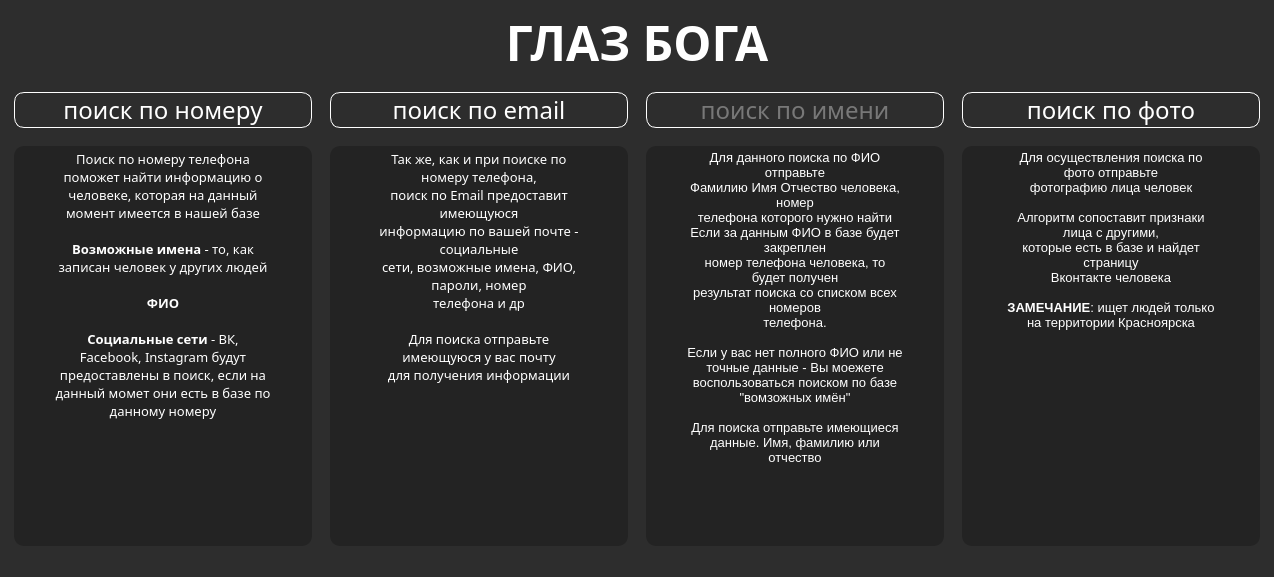
Qt form design/main.ui (chibiherbie/eye-of-god) before a commit.
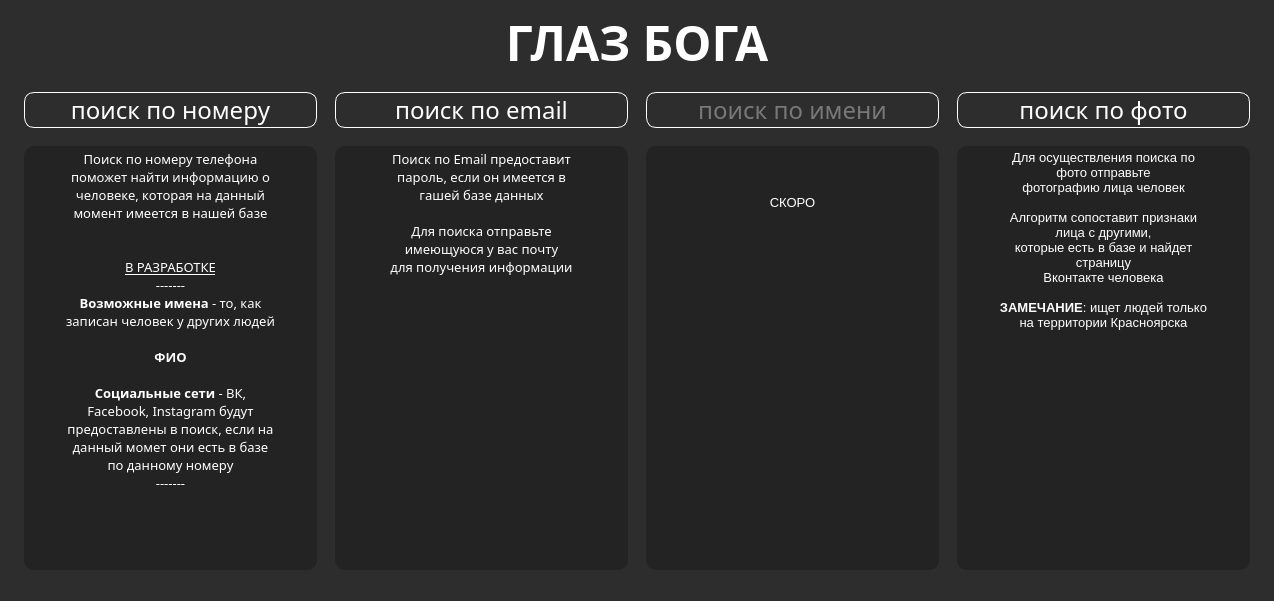
The same form after that commit. Icons and pictures are not drawn.

Diff of the .ui file:
```diff
--- a/design/main.ui
+++ b/design/main.ui
@@ -7,7 +7,7 @@
     <x>0</x>
     <y>0</y>
     <width>1274</width>
-    <height>577</height>
+    <height>601</height>
    </rect>
   </property>
   <property name="minimumSize">
@@ -43,10 +43,10 @@
     <item row="0" column="0">
      <layout class="QGridLayout" name="gridLayout" rowminimumheight="0,0">
       <property name="leftMargin">
-       <number>5</number>
+       <number>15</number>
       </property>
       <property name="rightMargin">
-       <number>5</number>
+       <number>15</number>
       </property>
       <property name="verticalSpacing">
        <number>6</number>
@@ -139,7 +139,7 @@
 &lt;html&gt;&lt;head&gt;&lt;meta name=&quot;qrichtext&quot; content=&quot;1&quot; /&gt;&lt;style type=&quot;text/css&quot;&gt;
 p, li { white-space: pre-wrap; }
 &lt;/style&gt;&lt;/head&gt;&lt;body style=&quot; font-family:'Proxima Nova'; font-size:10pt; font-weight:400; font-style:normal;&quot;&gt;
-&lt;p align=&quot;center&quot; style=&quot; margin-top:0px; margin-bottom:0px; margin-left:0px; margin-right:0px; -qt-block-indent:0; text-indent:0px;&quot;&gt;&lt;span style=&quot; font-family:' Proxima Nova';&quot;&gt;Поиск по номеру телефона поможет найти информацию о человеке, которая на данный момент имеется в нашей базе&lt;br /&gt;&lt;br /&gt;&lt;/span&gt;&lt;span style=&quot; font-weight:600;&quot;&gt;Возможные имена&lt;/span&gt; - то, как записан человек у других людей&lt;br /&gt;&lt;br /&gt;&lt;span style=&quot; font-weight:600;&quot;&gt;ФИО&lt;/span&gt;&lt;br /&gt;&lt;br /&gt;&lt;span style=&quot; font-weight:600;&quot;&gt;Социальные сети&lt;/span&gt; - ВК, Facebook, Instagram будут предоставлены в поиск, если на данный момет они есть в базе по данному номеру&lt;/p&gt;&lt;/body&gt;&lt;/html&gt;</string>
+&lt;p align=&quot;center&quot; style=&quot; margin-top:0px; margin-bottom:0px; margin-left:0px; margin-right:0px; -qt-block-indent:0; text-indent:0px;&quot;&gt;&lt;span style=&quot; font-family:' Proxima Nova';&quot;&gt;Поиск по номеру телефона поможет найти информацию о человеке, которая на данный момент имеется в нашей базе&lt;br /&gt;&lt;br /&gt;&lt;br /&gt;&lt;/span&gt;&lt;span style=&quot; font-family:' Proxima Nova'; text-decoration: underline;&quot;&gt;В РАЗРАБОТКЕ&lt;/span&gt;&lt;span style=&quot; font-family:' Proxima Nova';&quot;&gt;&lt;br /&gt;-------&lt;br /&gt;&lt;/span&gt;&lt;span style=&quot; font-weight:600;&quot;&gt;Возможные имена&lt;/span&gt; - то, как записан человек у других людей&lt;br /&gt;&lt;br /&gt;&lt;span style=&quot; font-weight:600;&quot;&gt;ФИО&lt;/span&gt;&lt;br /&gt;&lt;br /&gt;&lt;span style=&quot; font-weight:600;&quot;&gt;Социальные сети&lt;/span&gt; - ВК, Facebook, Instagram будут предоставлены в поиск, если на данный момет они есть в базе по данному номеру&lt;br /&gt;&lt;span style=&quot; font-family:' Proxima Nova';&quot;&gt;-------&lt;/span&gt;&lt;/p&gt;&lt;/body&gt;&lt;/html&gt;</string>
             </property>
             <property name="overwriteMode">
              <bool>false</bool>
@@ -204,11 +204,7 @@
 &lt;html&gt;&lt;head&gt;&lt;meta name=&quot;qrichtext&quot; content=&quot;1&quot; /&gt;&lt;style type=&quot;text/css&quot;&gt;
 p, li { white-space: pre-wrap; }
 &lt;/style&gt;&lt;/head&gt;&lt;body style=&quot; font-family:'Proxima Nova'; font-size:10pt; font-weight:400; font-style:normal;&quot;&gt;
-&lt;p align=&quot;center&quot; style=&quot; margin-top:0px; margin-bottom:0px; margin-left:0px; margin-right:0px; -qt-block-indent:0; text-indent:0px;&quot;&gt;Так же, как и при поиске по номеру телефона,&lt;/p&gt;
-&lt;p align=&quot;center&quot; style=&quot; margin-top:0px; margin-bottom:0px; margin-left:0px; margin-right:0px; -qt-block-indent:0; text-indent:0px;&quot;&gt;поиск по Email предоставит имеющуюся&lt;/p&gt;
-&lt;p align=&quot;center&quot; style=&quot; margin-top:0px; margin-bottom:0px; margin-left:0px; margin-right:0px; -qt-block-indent:0; text-indent:0px;&quot;&gt;информацию по вашей почте - социальные&lt;/p&gt;
-&lt;p align=&quot;center&quot; style=&quot; margin-top:0px; margin-bottom:0px; margin-left:0px; margin-right:0px; -qt-block-indent:0; text-indent:0px;&quot;&gt;сети, возможные имена, ФИО, пароли, номер&lt;/p&gt;
-&lt;p align=&quot;center&quot; style=&quot; margin-top:0px; margin-bottom:0px; margin-left:0px; margin-right:0px; -qt-block-indent:0; text-indent:0px;&quot;&gt;телефона и др&lt;br /&gt;&lt;/p&gt;
+&lt;p align=&quot;center&quot; style=&quot; margin-top:0px; margin-bottom:0px; margin-left:0px; margin-right:0px; -qt-block-indent:0; text-indent:0px;&quot;&gt;Поиск по Email предоставит пароль, если он имеется в гашей базе данных&lt;br /&gt;&lt;/p&gt;
 &lt;p align=&quot;center&quot; style=&quot; margin-top:0px; margin-bottom:0px; margin-left:0px; margin-right:0px; -qt-block-indent:0; text-indent:0px;&quot;&gt;Для поиска отправьте имеющуюся у вас почту&lt;/p&gt;
 &lt;p align=&quot;center&quot; style=&quot; margin-top:0px; margin-bottom:0px; margin-left:0px; margin-right:0px; -qt-block-indent:0; text-indent:0px;&quot;&gt;для получения информации&lt;/p&gt;&lt;/body&gt;&lt;/html&gt;</string>
             </property>
@@ -267,13 +263,7 @@
 &lt;html&gt;&lt;head&gt;&lt;meta name=&quot;qrichtext&quot; content=&quot;1&quot; /&gt;&lt;style type=&quot;text/css&quot;&gt;
 p, li { white-space: pre-wrap; }
 &lt;/style&gt;&lt;/head&gt;&lt;body style=&quot; font-family:'MS Shell Dlg 2'; font-size:8.25pt; font-weight:400; font-style:normal;&quot;&gt;
-&lt;p align=&quot;center&quot; style=&quot; margin-top:0px; margin-bottom:0px; margin-left:0px; margin-right:0px; -qt-block-indent:0; text-indent:0px;&quot;&gt;&lt;span style=&quot; font-family:'Proxima Nova'; font-size:10pt;&quot;&gt;Для данного поиска по ФИО отправьте&lt;/span&gt;&lt;/p&gt;
-&lt;p align=&quot;center&quot; style=&quot; margin-top:0px; margin-bottom:0px; margin-left:0px; margin-right:0px; -qt-block-indent:0; text-indent:0px;&quot;&gt;&lt;span style=&quot; font-family:'Proxima Nova'; font-size:10pt;&quot;&gt;Фамилию Имя Отчество человека, номер&lt;/span&gt;&lt;/p&gt;
-&lt;p align=&quot;center&quot; style=&quot; margin-top:0px; margin-bottom:0px; margin-left:0px; margin-right:0px; -qt-block-indent:0; text-indent:0px;&quot;&gt;&lt;span style=&quot; font-family:'Proxima Nova'; font-size:10pt;&quot;&gt;телефона которого нужно найти&lt;/span&gt;&lt;/p&gt;
-&lt;p align=&quot;center&quot; style=&quot; margin-top:0px; margin-bottom:0px; margin-left:0px; margin-right:0px; -qt-block-indent:0; text-indent:0px;&quot;&gt;&lt;span style=&quot; font-family:'Proxima Nova'; font-size:10pt;&quot;&gt;Если за данным ФИО в базе будет закреплен&lt;/span&gt;&lt;/p&gt;
-&lt;p align=&quot;center&quot; style=&quot; margin-top:0px; margin-bottom:0px; margin-left:0px; margin-right:0px; -qt-block-indent:0; text-indent:0px;&quot;&gt;&lt;span style=&quot; font-family:'Proxima Nova'; font-size:10pt;&quot;&gt;номер телефона человека, то будет получен&lt;/span&gt;&lt;/p&gt;
-&lt;p align=&quot;center&quot; style=&quot; margin-top:0px; margin-bottom:0px; margin-left:0px; margin-right:0px; -qt-block-indent:0; text-indent:0px;&quot;&gt;&lt;span style=&quot; font-family:'Proxima Nova'; font-size:10pt;&quot;&gt;результат поиска со списком всех номеров&lt;/span&gt;&lt;/p&gt;
-&lt;p align=&quot;center&quot; style=&quot; margin-top:0px; margin-bottom:0px; margin-left:0px; margin-right:0px; -qt-block-indent:0; text-indent:0px;&quot;&gt;&lt;span style=&quot; font-family:'Proxima Nova'; font-size:10pt;&quot;&gt;телефона.&lt;br /&gt;&lt;br /&gt;Если у вас нет полного ФИО или не точные данные - Вы моежете воспользоваться поиском по базе &amp;quot;вомзожных имён&amp;quot;&lt;br /&gt;&lt;br /&gt;Для поиска отправьте имеющиеся данные. Имя, фамилию или отчество&lt;/span&gt;&lt;/p&gt;&lt;/body&gt;&lt;/html&gt;</string>
+&lt;p align=&quot;center&quot; style=&quot; margin-top:0px; margin-bottom:0px; margin-left:0px; margin-right:0px; -qt-block-indent:0; text-indent:0px;&quot;&gt;&lt;span style=&quot; font-family:'Proxima Nova'; font-size:10pt;&quot;&gt;&lt;br /&gt;&lt;br /&gt;&lt;br /&gt;СКОРО&lt;/span&gt;&lt;/p&gt;&lt;/body&gt;&lt;/html&gt;</string>
             </property>
             <property name="placeholderText">
              <string/>
```
